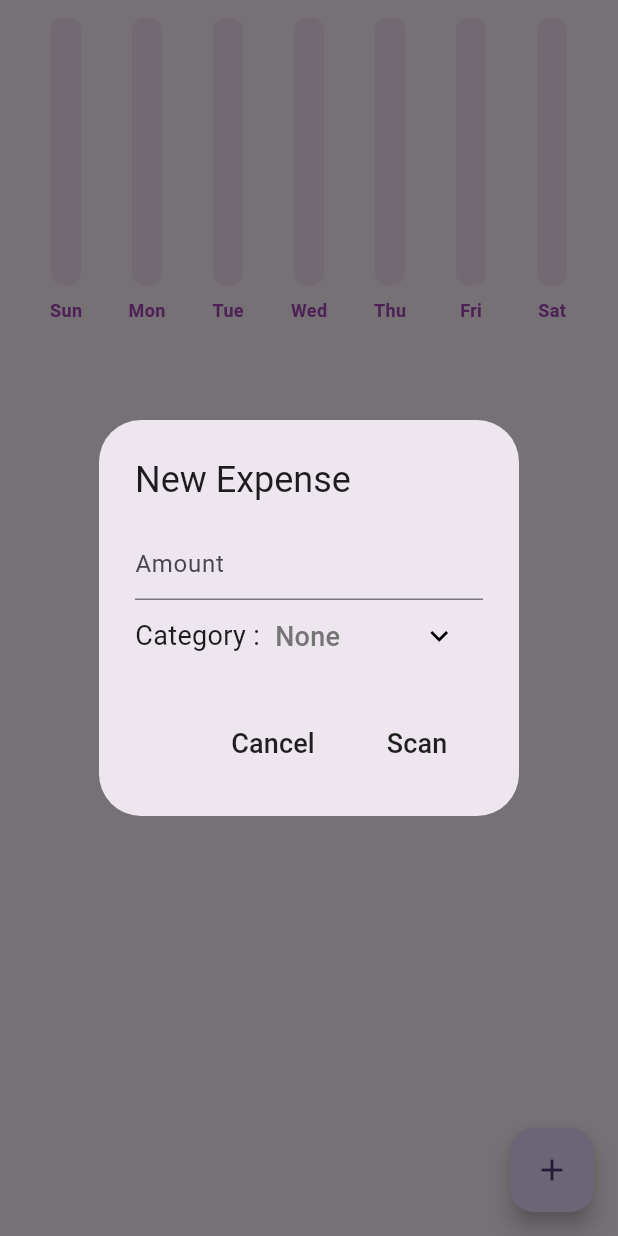
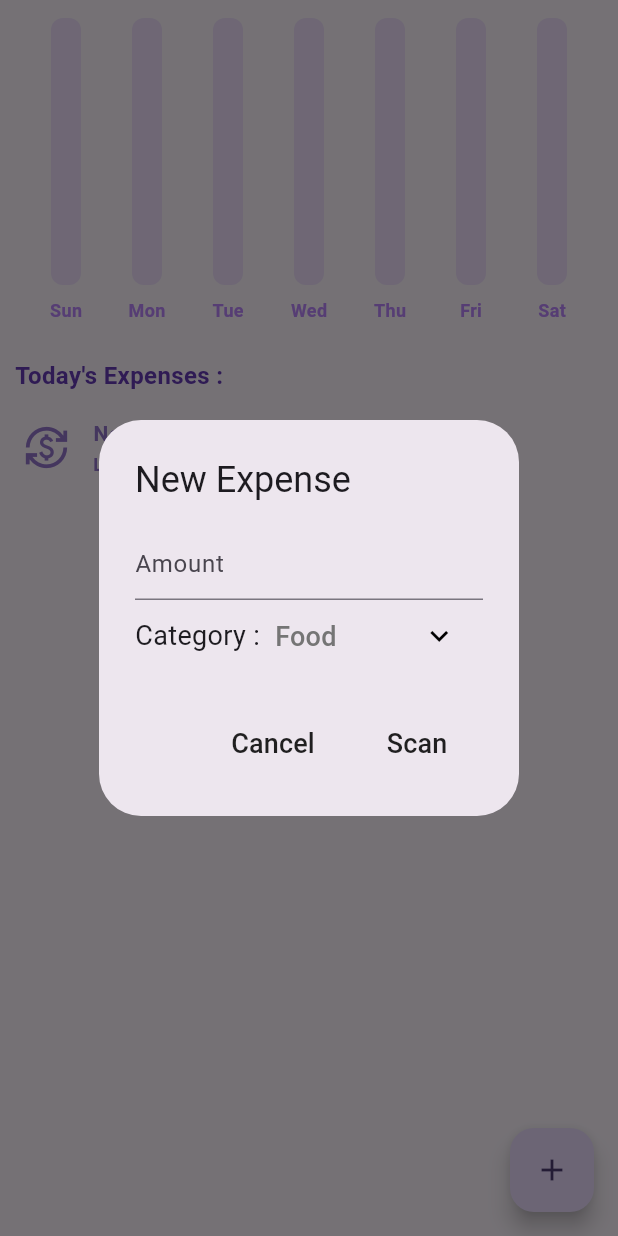
Before and after one commit to Uttkarsh-raj/Everyday, a Flutter app: the screen it shows after launch, after a tap on the "add" icon, on a phone screen of 412 x 824 dp. Run offline on Flutter 3.47's test engine with Material 2 defaults, Android fonts, the light colour scheme and no system bars; drawn by our look-alikes of fl_chart; missing offline and left inert: qr_code_scanner.

Commit message:
added qr feature -- working

```diff
--- a/lib/screens/bar_graph/components/bar_graph.dart
+++ b/lib/screens/bar_graph/components/bar_graph.dart
@@ -56,13 +56,13 @@ class BarGraph extends StatelessWidget {
                 barRods: [
                   BarChartRodData(
                     toY: data.y,
-                    color: Colors.deepPurple[800],
+                    color: Colors.deepPurple[600],
                     width: 20,
                     borderRadius: BorderRadius.circular(8),
                     backDrawRodData: BackgroundBarChartRodData(
                       show: true,
                       toY: maxY,
-                      color: const Color.fromARGB(255, 248, 229, 251),
+                      color: const Color(0xffbb86fc).withOpacity(0.2),
                     ),
                   )
                 ],
@@ -75,36 +75,36 @@ class BarGraph extends StatelessWidget {
 }
 
 Widget getBottomTitles(double value, TitleMeta meta) {
-  var style = TextStyle(
-    color: Colors.purple[400],
+  const style = TextStyle(
+    color: Color(0xffbb86fc),
     fontWeight: FontWeight.bold,
     fontSize: 12,
   );
   Widget text;
   switch (value.toInt()) {
     case 0:
-      text = Text('Sun', style: style);
+      text = const Text('Sun', style: style);
       break;
     case 1:
-      text = Text('Mon', style: style);
+      text = const Text('Mon', style: style);
       break;
     case 2:
-      text = Text('Tue', style: style);
+      text = const Text('Tue', style: style);
       break;
     case 3:
-      text = Text('Wed', style: style);
+      text = const Text('Wed', style: style);
       break;
     case 4:
-      text = Text('Thu', style: style);
+      text = const Text('Thu', style: style);
       break;
     case 5:
-      text = Text('Fri', style: style);
+      text = const Text('Fri', style: style);
       break;
     case 6:
-      text = Text('Sat', style: style);
+      text = const Text('Sat', style: style);
       break;
     default:
-      text = Text('', style: style);
+      text = const Text('', style: style);
       break;
   }
   return SideTitleWidget(child: text, axisSide: meta.axisSide);
--- a/lib/screens/home_page/home_page.dart
+++ b/lib/screens/home_page/home_page.dart
@@ -14,12 +14,12 @@ class MyHomePage extends StatefulWidget {
 }
 
 class _MyHomePageState extends State<MyHomePage> {
-  String dropDownValue = 'None';
+  String dropDownValue = 'Food';
   String dropDownValueIcon = 'assets/images/question.png';
   final TextEditingController _amountcontroller = TextEditingController();
-  List<String> options = ['None', 'Food', 'House/Rent', 'Clothes', 'Others'];
+  final TextEditingController _othercontroller = TextEditingController();
+  List<String> options = ['Food', 'House/Rent', 'Clothes', 'Others'];
   List<String> icon = [
-    'assets/images/question.png',
     'assets/images/fast-food.png',
     'assets/images/home.png',
     'assets/images/costume-clothes.png',
@@ -29,6 +29,7 @@ class _MyHomePageState extends State<MyHomePage> {
   @override
   void dispose() {
     _amountcontroller.dispose();
+    _othercontroller.dispose();
     super.dispose();
   }
 
@@ -44,8 +45,9 @@ class _MyHomePageState extends State<MyHomePage> {
 
   void clear() {
     _amountcontroller.clear();
-    dropDownValue = 'None';
-    dropDownValueIcon = 'assets/images/question.png';
+    _othercontroller.clear();
+    dropDownValue = 'Food';
+    dropDownValueIcon = 'assets/images/fast-food.png';
   }
 
   void addExpense() {
@@ -106,6 +108,14 @@ class _MyHomePageState extends State<MyHomePage> {
                   ),
                 ],
               ),
+              if (dropDownValue == 'Others')
+                TextField(
+                  controller: _othercontroller,
+                  keyboardType: TextInputType.name,
+                  decoration: const InputDecoration(
+                    hintText: 'Others',
+                  ),
+                ),
             ],
           ),
           actions: [
@@ -121,14 +131,17 @@ class _MyHomePageState extends State<MyHomePage> {
             ),
             MaterialButton(
               onPressed: () {
+                if (dropDownValue == 'Others') {
+                  save(_othercontroller.text, dropDownValueIcon);
+                } else {
                   save(dropDownValue, dropDownValueIcon);
+                }
                 Navigator.of(context).pop();
-
-                // Navigator.of(context).push(MaterialPageRoute(
-                //   builder: (context) => QrScan(
-                //     amount: _amountcontroller.text.toString(),
-                //   ),
-                // ));
+                Navigator.of(context).push(MaterialPageRoute(
+                  builder: (context) => QrScan(
+                    amount: _amountcontroller.text.toString(),
+                  ),
+                ));
                 clear();
               },
               child: const Text(
@@ -157,7 +170,19 @@ class _MyHomePageState extends State<MyHomePage> {
             child: ListView(
               children: [
                 ExpenseSummary(startOfWeek: value.startOfWeekData()),
-                const SizedBox(height: 10),
+                const SizedBox(height: 27),
+                const Padding(
+                  padding: EdgeInsets.fromLTRB(10, 0, 0, 0),
+                  child: Text(
+                    'Today\'s Expenses : ',
+                    style: TextStyle(
+                      color: Colors.deepPurple,
+                      fontWeight: FontWeight.bold,
+                      fontSize: 16,
+                    ),
+                  ),
+                ),
+                if (value.getAll().isNotEmpty)
                   ListView.builder(
                     shrinkWrap: true,
                     physics: const NeverScrollableScrollPhysics(),
@@ -169,6 +194,30 @@ class _MyHomePageState extends State<MyHomePage> {
                       icon: value.getAll()[index].icon,
                     ),
                   ),
+                if (value.getAll().isEmpty)
+                  ListTile(
+                    leading: Icon(
+                      Icons.currency_exchange_outlined,
+                      color: Colors.deepPurple[300],
+                      size: 30,
+                    ),
+                    title: Text(
+                      'No expenses today!',
+                      style: TextStyle(
+                        color: Colors.deepPurple[300],
+                        fontWeight: FontWeight.bold,
+                        fontSize: 14,
+                      ),
+                    ),
+                    subtitle: Text(
+                      'Looks like your wallet is on a vacation too.',
+                      style: TextStyle(
+                        color: Colors.deepPurple[300],
+                        fontWeight: FontWeight.bold,
+                        fontSize: 12,
+                      ),
+                    ),
+                  )
               ],
             ),
           ),
```
Also changed, not shown: lib/screens/home_page/components/list_tile.dart (+19 -4 lines), lib/screens/qr_page/qr_scanner.dart (+2 -9 lines). Lines whose indentation alone changed are shown as unchanged.
